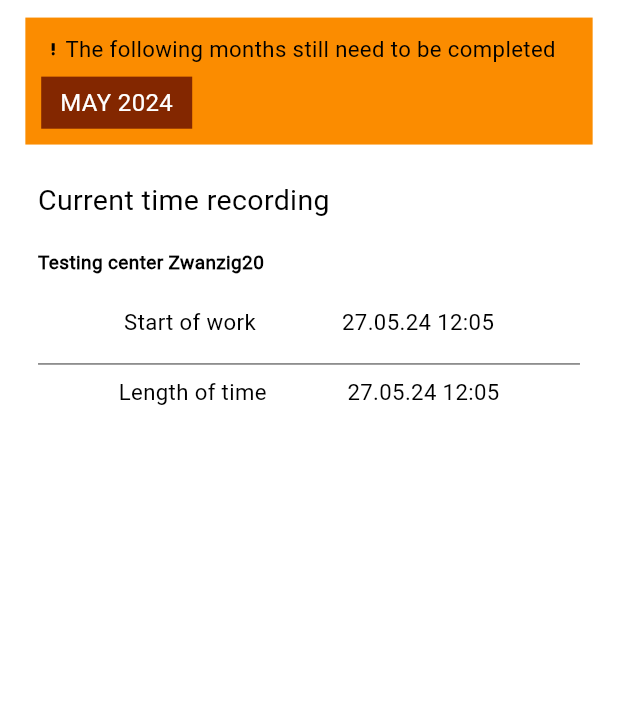
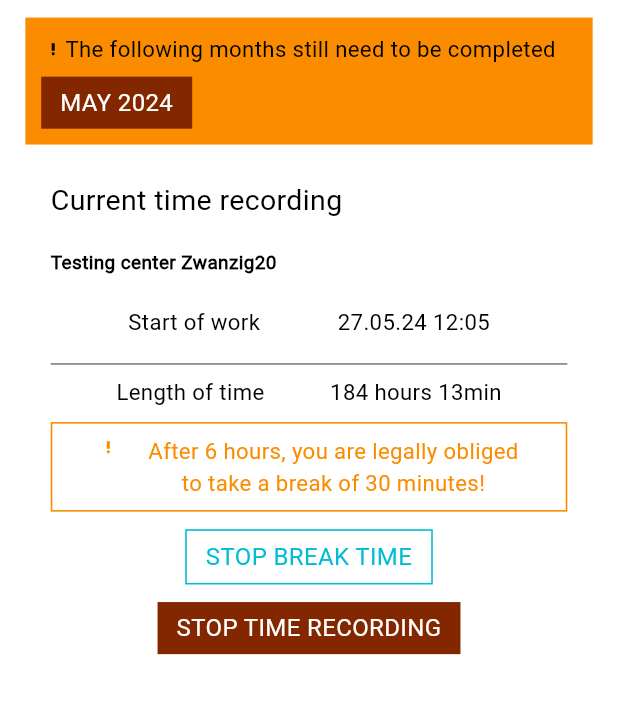
Before and after one commit to bdCalling-Sdt-hub/Optly-App, a Flutter app: the OverviewScreen screen opened by its route, on a phone screen of 412 x 824 dp, the part 84-798 px from its top. Run offline on Flutter 3.47's test engine with Material 3 defaults, Android fonts, the phone set to English and light mode, and no system bars; our stand-ins replace flutter_screenutil, flutter_spinkit, flutter_svg, get, shared_preferences; accounts and stored records are empty.

Commit message:
some Chage

```diff
--- a/lib/views/screens/overviewScreen/overview_screen.dart
+++ b/lib/views/screens/overviewScreen/overview_screen.dart
@@ -91,11 +91,11 @@ class OverviewScreen extends StatelessWidget {
             ),
             SizedBox(height: 12.h),
             Container(
-              decoration: BoxDecoration(
+              decoration: const BoxDecoration(
                 color: AppColors.white
               ),
               child: Padding(
-                padding: EdgeInsets.symmetric(horizontal: 8.w, vertical: 12.h),
+                padding: EdgeInsets.symmetric(horizontal: 16.w, vertical: 12.h),
                 child: Column(
                   crossAxisAlignment: CrossAxisAlignment.start,
                   children: [
@@ -138,11 +138,76 @@ class OverviewScreen extends StatelessWidget {
                         ),
                         CustomText(
                           bottom: 10.h,
-                          text: '27.05.24 12:05',
+                          text: '184 hours 13min',
                           fontsize: 14.w,
                         ),
                       ],
                     ),
+                    Container(
+                      decoration: BoxDecoration(
+                        border: Border.all(width: 1.w, color: Color(0xfffb8c00))
+                      ),
+                      child: Padding(
+                        padding: EdgeInsets.symmetric(horizontal: 12.w, vertical: 8.h),
+                        child: Row(
+                          crossAxisAlignment: CrossAxisAlignment.start,
+                          mainAxisAlignment: MainAxisAlignment.spaceEvenly,
+                          children: [
+                            SvgPicture.asset(AppIcons.exclamation, color: Color(0xfffb8c00)),
+                            CustomText(
+                              text: 'After 6 hours, you are legally obliged \nto take a break of 30 minutes!',
+                              color: const Color(0xfffb8c00),
+                              maxline: 4,
+                              fontsize: 14.w,
+                            )
+                          ],
+                        ),
+                      ),
+                    ),
+                    SizedBox(height: 12.h),
+                    //==================================> Stop Break Time Button <===========================
+                    Center(
+                      child: GestureDetector(
+                        onTap: () {
+                          //Get.toNamed(AppRoutes.overviewScreen);
+                        },
+                        child: Container(
+                          decoration: BoxDecoration(color: AppColors.white,
+                            border: Border.all(width: 1.w, color: Colors.cyan)
+                          ),
+                          child: Padding(
+                            padding: EdgeInsets.symmetric(
+                                horizontal: 12.w, vertical: 6.h),
+                            child: CustomText(
+                              text: AppString.stopBreak,
+                              color: Colors.cyan,
+                            ),
+                          ),
+                        ),
+                      ),
+                    ),
+                    SizedBox(height: 12.h),
+                    //==================================> Stop Time Button <===========================
+                    Center(
+                      child: GestureDetector(
+                        onTap: () {
+                          //Get.toNamed(AppRoutes.overviewScreen);
+                        },
+                        child: Container(
+                          decoration:
+                          const BoxDecoration(color: Color(0xff832700)),
+                          child: Padding(
+                            padding: EdgeInsets.symmetric(
+                                horizontal: 12.w, vertical: 6.h),
+                            child: CustomText(
+                              text: AppString.stopTime,
+                              color: AppColors.white,
+                            ),
+                          ),
+                        ),
+                      ),
+                    )
+
                   ],
                 ),
               ),
```
